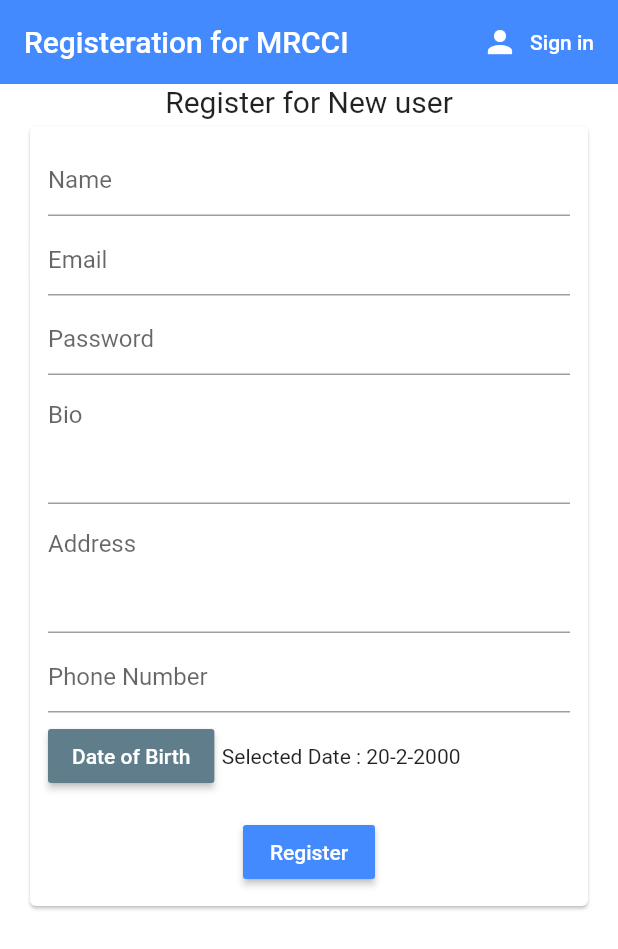
After one commit to kaungphyowai/mrcci_ec_local_c, a Flutter app: the screen it shows after launch, after a tap on "Register", on a phone screen of 412 x 824 dp. The commit adds this screen. Shown: the top 949 px of the screen. Run offline on Flutter 3.47's test engine with Material 2 defaults, Android fonts, the phone set to English and light mode, and no system bars; our stand-ins replace cloud_firestore, firebase_auth, firebase_core, flutter_spinkit; accounts and stored records are empty.

Commit message:
second commit on 28/9

```diff
--- a/lib/models/user.dart
+++ b/lib/models/user.dart
@@ -1,5 +1,4 @@
 class GetFirebaseUser {
   final String uid;
-
   GetFirebaseUser({this.uid});
 }
--- a/lib/pages/authentication/authenticate.dart
+++ b/lib/pages/authentication/authenticate.dart
@@ -1,7 +1,7 @@
 import 'package:firebase_core/firebase_core.dart';
 import 'package:flutter/material.dart';
+import 'package:mrcci_ec/pages/authentication/register.dart';
 import 'package:mrcci_ec/pages/authentication/signIn.dart';
-import 'package:mrcci_ec/pages/home.dart';
 
 class Authenticate extends StatefulWidget {
   @override
@@ -14,10 +14,19 @@ class _AuthenticateState extends State<Authenticate> {
     super.initState();
   }
 
+  bool showSignIn = true;
+  void toggleView() {
+    setState(() {
+      showSignIn = !showSignIn;
+    });
+  }
+
   @override
   Widget build(BuildContext context) {
     return Container(
-      child: SignIn(),
+      child: showSignIn
+          ? SignIn(toggleView: toggleView)
+          : Register(toggleView: toggleView),
     );
   }
 }
--- /dev/null
+++ b/lib/pages/authentication/register.dart
@@ -0,0 +1,256 @@
+import 'package:firebase_core/firebase_core.dart';
+import 'package:flutter/material.dart';
+import 'package:mrcci_ec/models/user.dart';
+import 'package:mrcci_ec/pages/contact_support.dart';
+import 'package:mrcci_ec/services/firebase_auth.dart';
+import 'package:mrcci_ec/shared/widgets/custom_text_field.dart';
+import 'package:mrcci_ec/shared/loading.dart';
+
+class Register extends StatefulWidget {
+  final Function toggleView;
+  Register({this.toggleView});
+  @override
+  _RegisterState createState() => _RegisterState();
+}
+
+class _RegisterState extends State<Register> {
+  @override
+  void initState() {
+    super.initState();
+  }
+
+  final AuthService _auth = AuthService();
+  final GetFirebaseUser _newUser = GetFirebaseUser();
+  String username = "";
+  String contact = "";
+  String address = "";
+  String bio = "";
+  String email = "";
+  String password = "";
+  String error = "";
+  String dob = "20-2-2000";
+
+  final _formkey = GlobalKey<FormState>();
+  bool loading = false;
+
+  @override
+  void dispose() {
+    super.dispose();
+  }
+
+  getBirthDate(DateTime userDate) {
+    var date = userDate.toString();
+
+    var dateParse = DateTime.parse(date);
+
+    var formattedDate = "${dateParse.day}-${dateParse.month}-${dateParse.year}";
+    setState(() {
+      dob = formattedDate;
+    });
+  }
+
+  registerUser() async {
+    if (_formkey.currentState.validate()) {
+      setState(() {
+        loading = true;
+      });
+      dynamic result = await _auth.registerWithEmailAndPassword(
+          email, password, username, dob, contact, address, bio);
+
+      if (result == null || result == false) {
+        setState(() {
+          loading = false;
+          error = "Registeration failed! Please Try Again.";
+        });
+      }
+    }
+  }
+
+  Widget cardForm(Key key) {
+    return Card(
+      margin: EdgeInsets.fromLTRB(20, 5, 20, 5),
+      child: Form(
+        key: key,
+        child: Padding(
+          padding: const EdgeInsets.all(12.0),
+          child: Column(
+            // mainAxisAlignment: MainAxisAlignment.start,
+            // crossAxisAlignment: CrossAxisAlignment.center,
+            children: [
+              TextFormField(
+                decoration: InputDecoration(hintText: 'Name'),
+                validator: (val) => val.isEmpty ? 'Enter Fullname' : null,
+                onChanged: (value) {
+                  setState(() {
+                    username = value;
+                  });
+                },
+              ),
+              SizedBox(
+                height: 5,
+              ),
+              TextFormField(
+                decoration: InputDecoration(hintText: 'Email'),
+                validator: (val) => val.isEmpty ? 'Enter Email' : null,
+                onChanged: (value) {
+                  setState(() {
+                    email = value;
+                  });
+                },
+                keyboardType: TextInputType.emailAddress,
+              ),
+              SizedBox(
+                height: 5,
+              ),
+              TextFormField(
+                decoration: InputDecoration(hintText: 'Password'),
+                validator: (val) => val.length < 6
+                    ? 'Password should be greater than 6 characters'
+                    : null,
+                onChanged: (value) {
+                  setState(() {
+                    password = value;
+                  });
+                },
+                obscureText: true,
+              ),
+              SizedBox(
+                height: 5,
+              ),
+
+              TextFormField(
+                decoration: InputDecoration(hintText: 'Bio'),
+                validator: (val) => val.isEmpty ? 'Fill your Biography' : null,
+                onChanged: (value) {
+                  setState(() {
+                    bio = value;
+                  });
+                },
+                maxLines: 3,
+              ),
+              SizedBox(
+                height: 5,
+              ),
+              TextFormField(
+                decoration: InputDecoration(hintText: 'Address'),
+                validator: (val) => val.isEmpty
+                    ? 'Please fill your home or Office Address'
+                    : null,
+                onChanged: (value) {
+                  setState(() {
+                    address = value;
+                  });
+                },
+                maxLines: 3,
+              ),
+              SizedBox(
+                height: 5,
+              ),
+              TextFormField(
+                decoration: InputDecoration(hintText: 'Phone Number'),
+                validator: (val) =>
+                    val.isEmpty ? 'Enter your Phone Number' : null,
+                keyboardType: TextInputType.number,
+                onChanged: (value) {
+                  setState(() {
+                    contact = value;
+                  });
+                },
+              ),
+              SizedBox(
+                height: 5,
+              ),
+              Row(
+                children: [
+                  MaterialButton(
+                    onPressed: () {
+                      showDatePicker(
+                              context: context,
+                              initialDate: DateTime.now(),
+                              firstDate: DateTime(1920),
+                              lastDate: DateTime(2050))
+                          .then((date) {
+                        getBirthDate(date);
+                      });
+                    },
+                    color: Colors.blueGrey,
+                    child: Text(
+                      'Date of Birth',
+                      style: TextStyle(color: Colors.white),
+                    ),
+                  ),
+                  SizedBox(
+                    width: 5,
+                  ),
+                  Expanded(child: Text('Selected Date : $dob'))
+                ],
+              ),
+
+              // SizedBox(
+              //   height: 10,
+              // ),
+              Container(
+                child: Text(
+                  error,
+                  style: TextStyle(color: Colors.red, fontSize: 14),
+                ),
+              ),
+
+              RaisedButton(
+                onPressed: registerUser,
+                color: Colors.blueAccent,
+                child: Text(
+                  'Register',
+                  style: TextStyle(color: Colors.white),
+                ),
+              )
+            ],
+          ),
+        ),
+      ),
+    );
+  }
+
+  @override
+  Widget build(BuildContext context) {
+    return loading
+        ? Loading()
+        : Scrollbar(
+            child: Align(
+              alignment: Alignment.topCenter,
+              child: Scaffold(
+                  backgroundColor: Colors.white,
+                  appBar: AppBar(
+                    backgroundColor: Colors.blueAccent,
+                    elevation: 0.0,
+                    title: Text('Registeration for MRCCI'),
+                    actions: [
+                      FlatButton.icon(
+                          onPressed: () {
+                            widget.toggleView();
+                          },
+                          icon: Icon(
+                            Icons.person,
+                            color: Colors.white,
+                          ),
+                          label: Text(
+                            'Sign in',
+                            style: TextStyle(color: Colors.white),
+                          )),
+                    ],
+                  ),
+                  body: SingleChildScrollView(
+                    child: Column(
+                      children: [
+                        Text(
+                          'Register for New user',
+                          style: TextStyle(fontSize: 20),
+                        ),
+                        cardForm(_formkey),
+                      ],
+                    ),
+                  )),
+            ),
+          );
+  }
+}
--- a/lib/pages/authentication/signIn.dart
+++ b/lib/pages/authentication/signIn.dart
@@ -1,11 +1,15 @@
 import 'package:firebase_core/firebase_core.dart';
 import 'package:flutter/material.dart';
 import 'package:mrcci_ec/models/user.dart';
+import 'package:mrcci_ec/pages/authentication/register.dart';
 import 'package:mrcci_ec/pages/contact_support.dart';
 import 'package:mrcci_ec/services/firebase_auth.dart';
 import 'package:mrcci_ec/shared/loading.dart';
 
 class SignIn extends StatefulWidget {
+  final Function toggleView;
+  SignIn({this.toggleView});
+
   @override
   _SignInState createState() => _SignInState();
 }
@@ -58,13 +62,16 @@ class _SignInState extends State<SignIn> {
               actions: [
                 FlatButton.icon(
                     onPressed: () {
-                      Navigator.push(
-                          context,
-                          MaterialPageRoute(
-                              builder: (context) => CustomerCare()));
+                      widget.toggleView();
                     },
-                    icon: Icon(Icons.person),
-                    label: Text('Support')),
+                    icon: Icon(
+                      Icons.bookmark,
+                      color: Colors.white,
+                    ),
+                    label: Text(
+                      'Register',
+                      style: TextStyle(color: Colors.white),
+                    )),
               ],
             ),
             body: Column(
--- a/lib/services/firebase_auth.dart
+++ b/lib/services/firebase_auth.dart
@@ -1,10 +1,13 @@
 import 'package:firebase_auth/firebase_auth.dart';
 import 'package:mrcci_ec/models/user.dart';
+import 'package:mrcci_ec/pages/home/home.dart';
+import 'package:mrcci_ec/pages/home/waiting_confirm.dart';
 import 'package:mrcci_ec/services/firestore.dart';
 
 class AuthService {
   final FirebaseAuth _auth = FirebaseAuth.instance;
 
+  GetFirebaseUser _userWithRole = GetFirebaseUser();
   GetFirebaseUser _userFromFirebase(User user) {
     return user != null ? GetFirebaseUser(uid: user.uid) : null;
   }
@@ -30,8 +33,12 @@ class AuthService {
       UserCredential result =
           await _auth.signInWithEmailAndPassword(email: email, password: pass);
       User user = result.user;
-      print(user.uid);
-      await DatabaseService(uid: user.uid).updateUser('testing user', 0, 100);
+      //Get user role information
+      //dynamic userdata = await DatabaseService().getUserStatusAndRole(user.uid);
+      // for (var doc in userdata) {
+      //   print(doc.data);
+      // }
+      // print('Message from SingInMethod $userdata');
       return _userFromFirebase(user);
     } catch (err) {
       print(err.toString());
@@ -39,12 +46,31 @@ class AuthService {
   }
 
   //TODO: Register with Email & Password
-  Future registerWithEmailAndPassword(String email, String password) async {
+  Future registerWithEmailAndPassword(
+      String email,
+      String password,
+      String username,
+      String dob,
+      String contact,
+      String address,
+      String bio) async {
     try {
+      //create new user with email and password
       UserCredential result = await _auth.createUserWithEmailAndPassword(
           email: email, password: password);
       User user = result.user;
-      return _userFromFirebase(user);
+      //check if user is created or not, if created, store user information in Firebstore
+      if (user != null) {
+        await DatabaseService(uid: user.uid)
+            .newUser(username, dob, contact, bio, email, address, false);
+        signUserOut();
+        return true;
+      } else {
+        print(user);
+        return false;
+      }
+
+      //return _userFromFirebase(user);
     } catch (e) {
       print(e.toString());
       return null;
--- a/lib/services/firestore.dart
+++ b/lib/services/firestore.dart
@@ -7,10 +7,33 @@ class DatabaseService {
   final CollectionReference userCollection =
       FirebaseFirestore.instance.collection('userProfiles');
 
-  Future updateUser(String name, int age, int phone) async {
-    print(name);
-    return await userCollection
-        .doc(uid)
-        .set({'name': name, 'age': age, 'phone': phone});
+  Future newUser(String name, String dob, String phone, String bio,
+      String email, String address, bool active) async {
+    return await userCollection.doc(uid).set({
+      'username': name,
+      'dob': dob,
+      'email': email,
+      'bio': bio,
+      'address': address,
+      'phone': phone,
+      'status': active
+    });
+  }
+
+  // Future getUserStatusAndRole(String userid) async {
+  //   dynamic userdata;
+  //   await userCollection.doc(userid).get().then((val) {
+  //     userdata = val.data();
+  //   });
+  //   return userdata;
+  // }
+
+  Stream<DocumentSnapshot> get userData {
+    dynamic newuser;
+    userCollection.doc(uid).get().then((value) {
+      print(value.data());
+      newuser = value.data();
+    });
+    return newuser;
   }
 }
--- a/lib/wrapper.dart
+++ b/lib/wrapper.dart
@@ -1,14 +1,18 @@
+import 'package:cloud_firestore/cloud_firestore.dart';
 import 'package:flutter/material.dart';
 import 'package:mrcci_ec/models/user.dart';
 import 'package:mrcci_ec/pages/authentication/authenticate.dart';
-import 'package:mrcci_ec/pages/home.dart';
+import 'package:mrcci_ec/pages/home/home.dart';
+import 'package:mrcci_ec/pages/home/waiting_confirm.dart';
 import 'package:provider/provider.dart';
+import 'package:mrcci_ec/services/firestore.dart';
 
 class Wrapper extends StatelessWidget {
   @override
   Widget build(BuildContext context) {
     //return either Home or Authenticate widget
     final user = Provider.of<GetFirebaseUser>(context);
+
     if (user != null) {
       return Home();
     } else {
```
Also changed, not shown: lib/pages/home.dart (deleted, +0 -55 lines), lib/pages/home/dashboard.dart (added, +21 -0 lines), lib/pages/home/home.dart (added, +66 -0 lines), lib/pages/home/waiting_confirm.dart (added, +16 -0 lines), lib/shared/widgets/custom_text_field.dart (added, +28 -0 lines).
